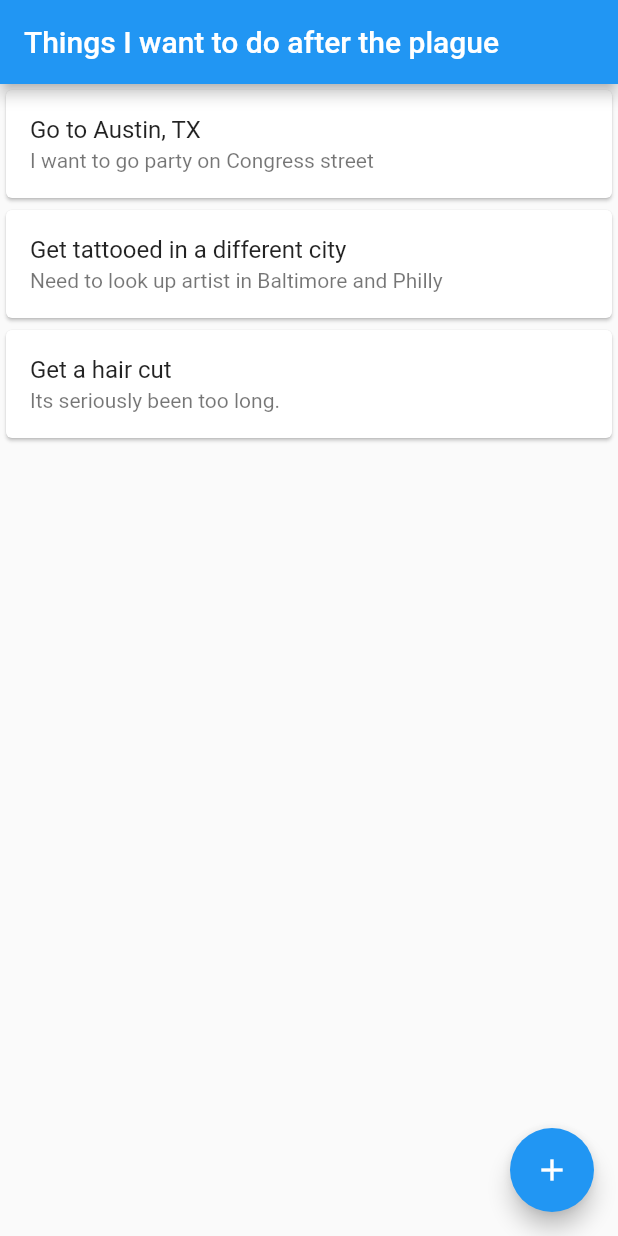
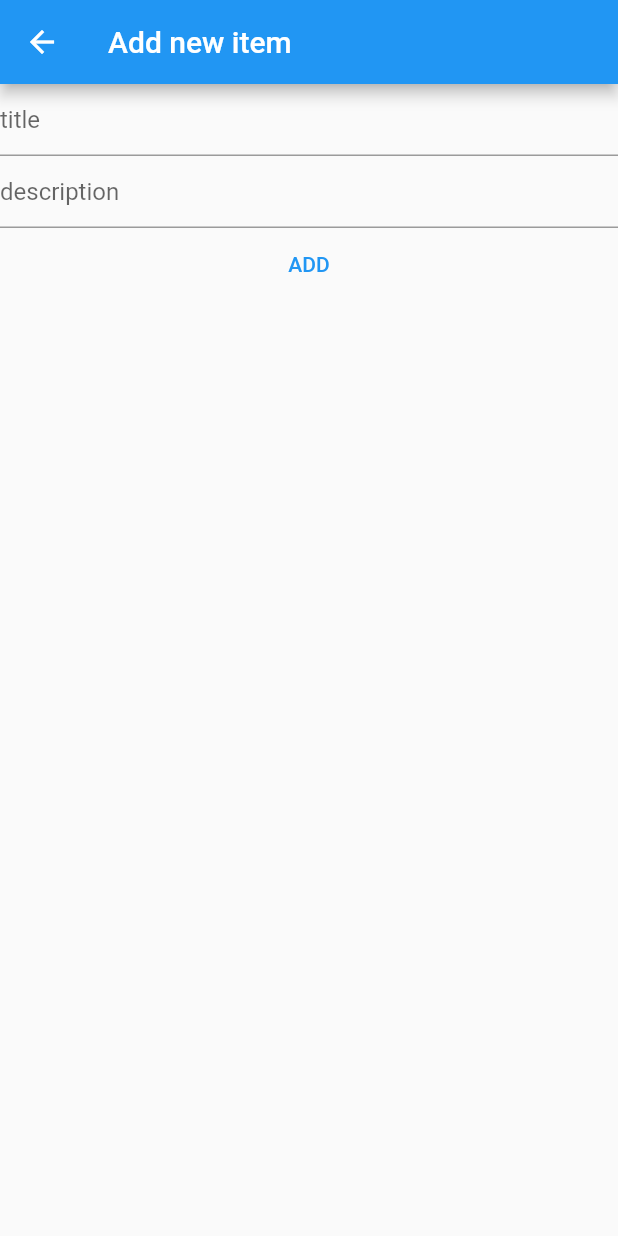
Before and after one commit to cmw9706/todoaftercovid, a Flutter app: the screen it shows after launch, after a tap on the "add" icon, on a phone screen of 412 x 824 dp. Run offline on Flutter 3.47's test engine with Material 2 defaults, Android fonts, the phone set to English and light mode, and no system bars.

Commit message:
working state

```diff
--- a/lib/main.dart
+++ b/lib/main.dart
@@ -1,4 +1,5 @@
 import 'package:flutter/material.dart';
+import 'package:todoaftercovid/pages/NewTodoItemPage.dart';
 import 'package:todoaftercovid/pages/TodoDetailsPage.dart';
 import 'package:todoaftercovid/pages/TodoListPage.dart';
 import 'MyAppState.dart';
@@ -24,6 +25,7 @@ class MyApp extends StatelessWidget {
       title: 'Life after COVID',
       routes: {
         "details": (context) => TodoDetailsPage(),
+        "add" : (context) => NewTodoItemPage()
         },
       theme: ThemeData(
         primarySwatch: Colors.blue,
--- /dev/null
+++ b/lib/pages/NewTodoItemPage.dart
@@ -0,0 +1,45 @@
+import 'package:flutter/material.dart';
+import '../MyAppState.dart';
+import 'package:todoaftercovid/models/TodoListItem.dart';
+
+class NewTodoItemPage extends StatelessWidget{
+
+  @override
+  Widget build(BuildContext context){
+    final titleController = new TextEditingController();
+    final descriptionController = new TextEditingController();
+
+    return StatefulBuilder(builder: (context, StateSetter setState){
+      return Scaffold(
+        appBar: AppBar(title: Text("Add new item"),),
+        body: Column(
+          crossAxisAlignment: CrossAxisAlignment.center,
+          children: <Widget>[
+          TextField(
+            decoration: InputDecoration(
+            hintText: "title",
+          ),
+          controller: titleController,
+        ),
+        TextField(
+            decoration: InputDecoration(
+            hintText: "description"
+          ),
+          controller: descriptionController
+        ),
+        TextButton(
+          child: Text("ADD"),
+          onPressed: ()=>{
+            setState(()=>{
+              MyAppState.of(context).addItemToList(TodoListItem(title: titleController.text, description: descriptionController.text))
+            })
+
+            // Navigator.pop(context)
+          },
+          )
+      ]
+    )
+  );
+  });
+  }
+}
--- a/lib/pages/TodoListPage.dart
+++ b/lib/pages/TodoListPage.dart
@@ -37,9 +37,11 @@ class TodoListPage extends StatelessWidget {
         floatingActionButton: FloatingActionButton(
           child: Icon(Icons.add),
           onPressed: ()=>{
-            setState(()=>{
-              MyAppState.of(context).addItemToList(TodoListItem(title:"Get a hair cut", description:"Its seriously been too long."))
-            })},
+            // setState(()=>{
+            //   MyAppState.of(context).addItemToList(TodoListItem(title:"Get a hair cut", description:"Its seriously been too long."))
+            // })
+            Navigator.pushNamed(context, "add")
+          },
           ),
       );
     });
```
